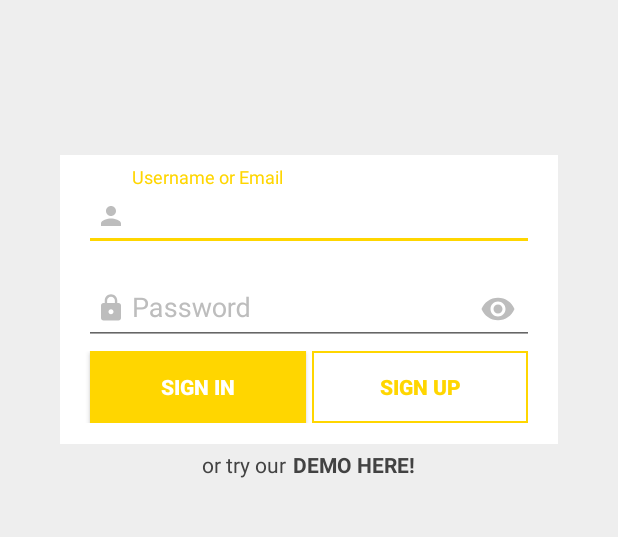
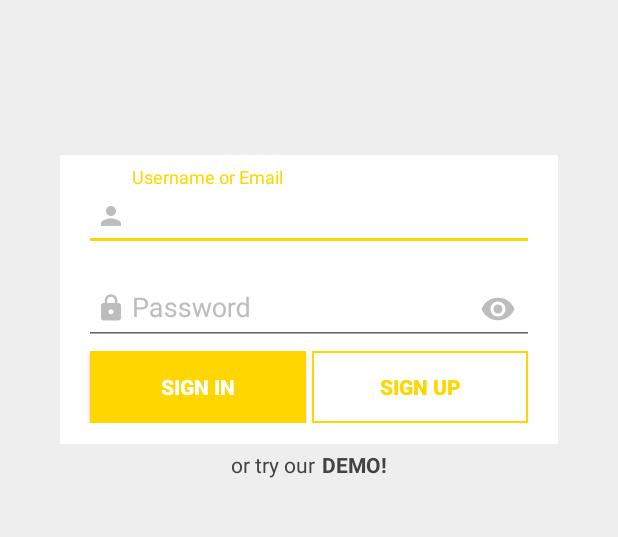
Before and after one commit to MoniccaDevelopers/MoniccaApp, an Android app: the Signin screen opened directly, with no data from a screen before it, on a phone screen of 412 x 824 dp, the part 281-818 px from its top. Run offline under Robolectric (Android 15) with nearby library versions, the phone set to English and light mode, and no system bars.

Commit message:
-- change in strings.xml

```diff
--- a/app/src/main/res/values/strings.xml
+++ b/app/src/main/res/values/strings.xml
@@ -8,7 +8,7 @@
     <string name="signin_btn_signin">sign in</string>
     <string name="signin_btn_signup">sign up</string>
     <string name="signin_text_demo">or try our</string>
-    <string name="signin_btn_demo">DEMO HERE!</string>
+    <string name="signin_btn_demo">DEMO!</string>
 
     <!-- sign up -->
     <string name="signup_desc_img">Sign Up Header</string>
```
